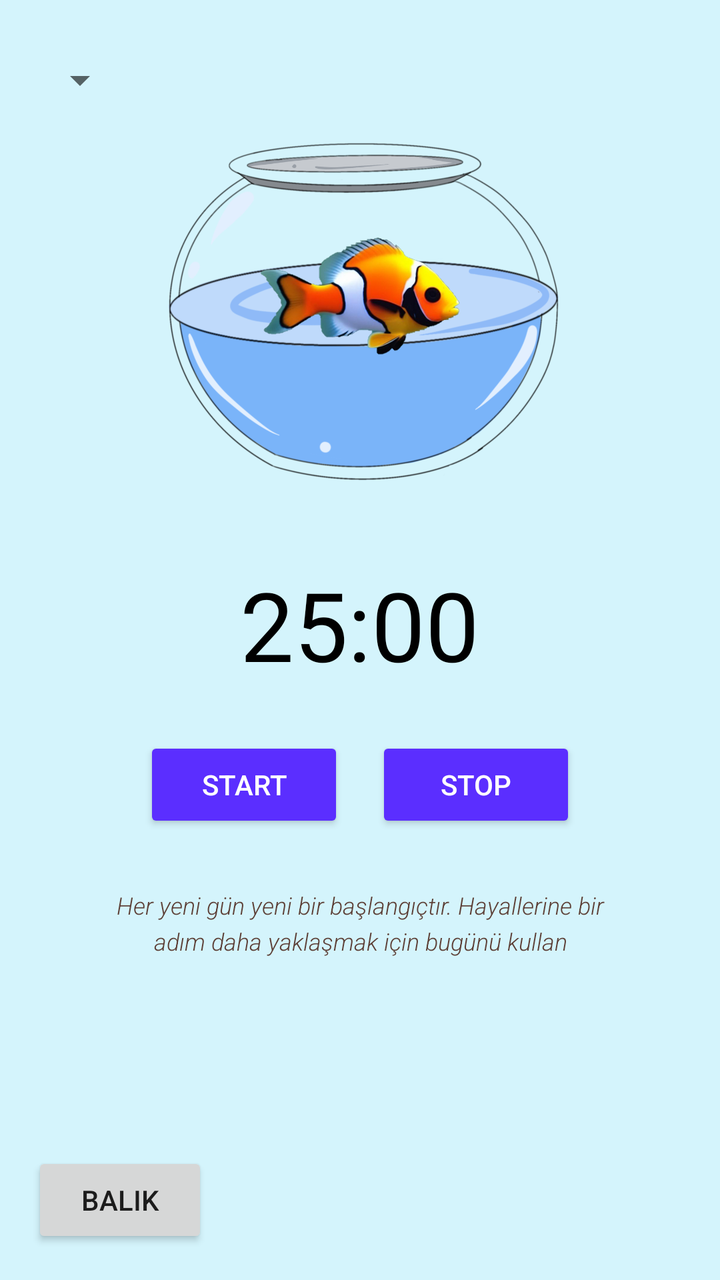
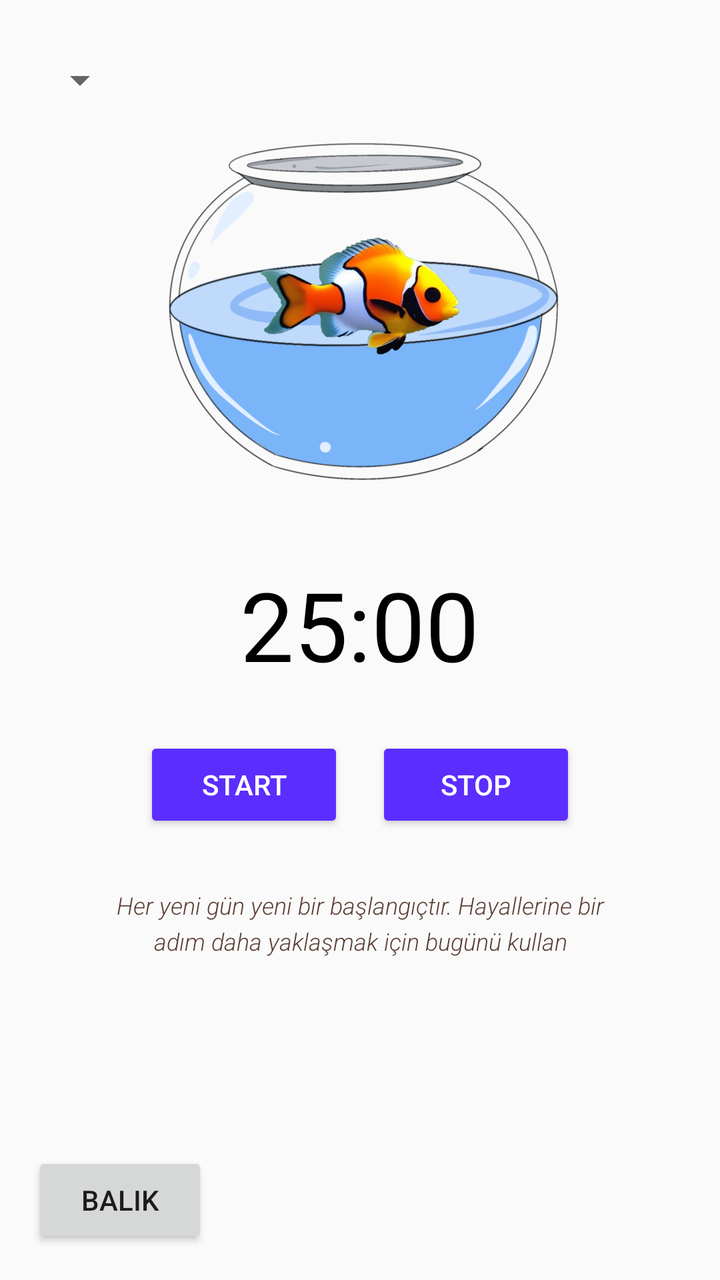

An Android layout rendered at two revisions. The XML below is the earlier revision; the diff shows what the commit changed to produce the second picture.
<!-- AndroidManifest.xml: application theme Theme.AppCompat.Light.NoActionBar -->
<!-- res/layout/fragment_timer.xml -->
<?xml version="1.0" encoding="utf-8"?>
<RelativeLayout xmlns:android="http://schemas.android.com/apk/res/android"
    xmlns:app="http://schemas.android.com/apk/res-auto"
    android:layout_width="match_parent"
    android:layout_height="match_parent"
    android:background="@color/gereken_mavi"
    android:padding="16dp">

    <LinearLayout
        android:id="@+id/coinContainer"
        android:layout_width="wrap_content"
        android:layout_height="wrap_content"
        android:layout_alignParentEnd="true"
        android:layout_alignParentTop="true"
        android:orientation="horizontal"
        android:gravity="center_vertical"
        android:padding="8dp">

        <TextView
            android:id="@+id/tvCoins"
            android:layout_width="wrap_content"
            android:layout_height="wrap_content"
            android:text="Coins: 80\nOdak Süresi: 100 dk\nToplam Balık: 20"
            android:visibility="gone" />

    </LinearLayout>

    <Spinner
        android:id="@+id/soundSpinner"
        android:layout_width="wrap_content"
        android:layout_height="wrap_content"
        android:minHeight="48dp"
        android:minWidth="48dp" />

    
    <FrameLayout
        android:layout_width="220dp"
        android:layout_height="220dp"
        android:layout_centerHorizontal="true"
        android:layout_marginTop="32dp">

        
        <ImageView
            android:id="@+id/ivJar"
            android:layout_width="match_parent"
            android:layout_height="match_parent"
            android:src="@drawable/glass_jar"
            android:scaleType="fitCenter"/>

    </FrameLayout>

    <ImageView
        android:id="@+id/ivTree"
        android:layout_width="100dp"
        android:layout_height="200dp"
        android:layout_centerHorizontal="true"
        android:layout_marginTop="32dp"
        android:src="@drawable/palyaco_balik"/>

    <EditText

        android:id="@+id/tvTimer"
        android:layout_width="wrap_content"
        android:layout_height="wrap_content"
        android:layout_below="@id/ivTree"
        android:layout_centerHorizontal="true"
        android:layout_marginTop="32dp"
        android:background="@android:color/transparent"
        android:cursorVisible="false"
        android:imeOptions="actionDone"
        android:inputType="number"
        android:text="25:00"
        android:textColor="#000000"
        android:textSize="48sp" />


    <LinearLayout
        android:id="@+id/buttonContainer"
        android:layout_width="wrap_content"
        android:layout_height="wrap_content"
        android:layout_below="@id/tvTimer"
        android:layout_centerHorizontal="true"
        android:layout_marginTop="24dp"
        android:orientation="horizontal">

        <Button
            android:id="@+id/btnStart"
            android:layout_width="100dp"
            android:layout_height="wrap_content"
            android:text="START"
            android:textColor="#FFFFFF"
            android:backgroundTint="#5B2EFF"
            android:layout_marginEnd="16dp" />

        <Button
            android:id="@+id/btnPause"
            android:layout_width="100dp"
            android:layout_height="wrap_content"
            android:text="STOP"
            android:textColor="#FFFFFF"
            android:backgroundTint="#5B2EFF" />
    </LinearLayout>

    <TextView
        android:id="@+id/tvMotivasyon"
        android:layout_width="match_parent"
        android:layout_height="wrap_content"
        android:layout_below="@id/buttonContainer"
        android:layout_centerHorizontal="true"
        android:layout_marginTop="12dp"
        android:layout_marginHorizontal="24dp"
        android:gravity="center"
        android:lineSpacingExtra="4dp"
        android:padding="16dp"
        android:text="Her yeni gün yeni bir başlangıçtır. Hayallerine bir adım daha yaklaşmak için bugünü kullan"
        android:textColor="#5D4037"
        android:textSize="12sp"
        android:textStyle="italic"
        android:fontFamily="sans-serif-light" />

    <Button
        android:id="@+id/btnTreeType"
        android:layout_width="wrap_content"
        android:layout_height="wrap_content"
        android:layout_alignParentBottom="true"
        android:layout_alignParentStart="true"
        android:text="Balik"/>

</RelativeLayout>
<!-- resources referenced by this layout -->
<resources>
  <color name="gereken_mavi">#D4F4FC</color>
  <!-- drawable glass_jar: png bitmap (drawable, 230964 bytes) -->
  <!-- drawable palyaco_balik: png bitmap (drawable, 231857 bytes) -->
</resources>

<!-- the commit's change to res/layout/fragment_timer.xml (unified diff, before → after) -->
@@ -3,7 +3,6 @@
     xmlns:app="http://schemas.android.com/apk/res-auto"
     android:layout_width="match_parent"
     android:layout_height="match_parent"
-    android:background="@color/gereken_mavi"
     android:padding="16dp">
 
     <LinearLayout
<!-- resource entries referenced after the edit -->
@@ -1,6 +1,5 @@
 <!-- resources referenced by this layout -->
 <resources>
-  <color name="gereken_mavi">#D4F4FC</color>
   <!-- drawable glass_jar: png bitmap (drawable, 230964 bytes) -->
   <!-- drawable palyaco_balik: png bitmap (drawable, 231857 bytes) -->
 </resources>
